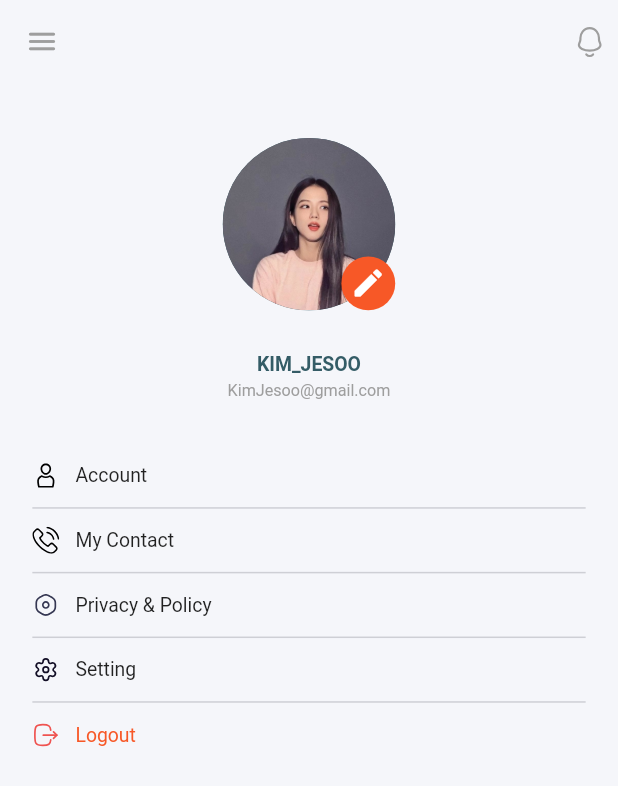
After one commit to babigon1412/sign_up_stepper_flutter, a Flutter app: the ProfilePage screen opened directly, on a phone screen of 412 x 824 dp. The commit adds this screen. Shown: the top 786 px of the screen. Run offline on Flutter 3.47's test engine with Material 2 defaults, Android fonts, the phone set to English and light mode, and no system bars; our stand-ins replace flutter_pw_validator, flutter_svg; missing offline and left inert: email_auth.

Commit message:
Update UI

```diff
--- a/lib/main.dart
+++ b/lib/main.dart
@@ -1,7 +1,7 @@
 import 'package:flutter/material.dart';
 import 'package:provider/provider.dart';
 import 'package:stepper_flutter/pages/home_page.dart';
-import 'package:stepper_flutter/pages/users_page.dart';
+import 'package:stepper_flutter/pages/profile.dart';
 import 'package:stepper_flutter/providers/stepper_providers.dart';
 
 void main() {
@@ -36,6 +36,7 @@ class MyApp extends StatelessWidget {
         title: 'Stepper App',
         theme: ThemeData(primarySwatch: mycolor),
         debugShowCheckedModeBanner: false,
+        // home: const ProfilePage(),
         home: const HomePage(),
       ),
     );
--- /dev/null
+++ b/lib/pages/profile.dart
@@ -0,0 +1,199 @@
+import 'package:flutter/cupertino.dart';
+import 'package:flutter/material.dart';
+import 'package:flutter_svg/flutter_svg.dart';
+import 'package:provider/provider.dart';
+import 'package:stepper_flutter/pages/users_page.dart';
+import 'package:stepper_flutter/providers/stepper_providers.dart';
+import 'package:stepper_flutter/utils/app_colors.dart';
+import 'package:stepper_flutter/utils/dimensions.dart';
+
+class ProfilePage extends StatelessWidget {
+  const ProfilePage({Key? key}) : super(key: key);
+
+  @override
+  Widget build(BuildContext context) {
+    return Scaffold(
+      backgroundColor: AppColor.bgColor,
+      appBar: AppBar(
+        backgroundColor: Colors.transparent,
+        elevation: 0,
+        leading: IconButton(
+          onPressed: () {
+            Navigator.push(
+                context, CupertinoPageRoute(builder: (context) => UsersPage()));
+          },
+          icon: Icon(
+            Icons.menu_rounded,
+            color: Colors.grey.shade500,
+            size: Dimensions.ten * 3.25,
+          ),
+        ),
+        actions: [
+          Padding(
+            padding: EdgeInsets.only(right: Dimensions.ten),
+            child: SvgPicture.asset(
+              'assets/icons/notification.svg',
+              color: Colors.grey.shade500,
+              height: Dimensions.ten * 3.25,
+            ),
+          )
+        ],
+      ),
+      body: Consumer(builder: (context, StepperProvider provider, child) {
+        var users = provider.users[0];
+        return Padding(
+          padding: EdgeInsets.symmetric(horizontal: Dimensions.ten * 3),
+          child: Center(
+            child: Column(
+              children: [
+                SizedBox(height: Dimensions.ten * 5),
+                Stack(
+                  alignment: Alignment.bottomRight,
+                  children: [
+                    CircleAvatar(
+                      backgroundImage:
+                          const AssetImage('assets/images/profile_3.png'),
+                      radius: Dimensions.ten * 8,
+                    ),
+                    CircleAvatar(
+                      radius: Dimensions.ten * 2.5,
+                      backgroundColor: AppColor.iconColor,
+                      child:
+                          const Icon(Icons.mode_rounded, color: Colors.white),
+                    ),
+                  ],
+                ),
+                SizedBox(height: Dimensions.ten * 4),
+                Text(
+                  users.username.toUpperCase(),
+                  style: TextStyle(
+                    color: AppColor.buttonColor,
+                    fontSize: Dimensions.ten * 1.8,
+                    fontWeight: FontWeight.bold,
+                  ),
+                ),
+                SizedBox(height: Dimensions.ten * 0.5),
+                Text(
+                  users.email,
+                  style: TextStyle(
+                    color: Colors.grey,
+                    fontSize: Dimensions.ten * 1.5,
+                  ),
+                ),
+                SizedBox(height: Dimensions.ten * 4),
+                Container(
+                  height: Dimensions.ten * 6,
+                  decoration: BoxDecoration(
+                    border: Border(
+                      bottom: BorderSide(
+                          width: 1, color: AppColor.textColor.withOpacity(0.2)),
+                    ),
+                  ),
+                  child: Row(
+                    children: [
+                      SvgPicture.asset(
+                        'assets/icons/account.svg',
+                        height: Dimensions.ten * 2.5,
+                      ),
+                      SizedBox(width: Dimensions.ten * 1.5),
+                      Text(
+                        'Account',
+                        style: TextStyle(fontSize: Dimensions.ten * 1.8),
+                      ),
+                    ],
+                  ),
+                ),
+                Container(
+                  height: Dimensions.ten * 6,
+                  decoration: BoxDecoration(
+                    border: Border(
+                      bottom: BorderSide(
+                          width: 1, color: AppColor.textColor.withOpacity(0.2)),
+                    ),
+                  ),
+                  child: Row(
+                    children: [
+                      SvgPicture.asset(
+                        'assets/icons/phone.svg',
+                        height: Dimensions.ten * 2.5,
+                      ),
+                      SizedBox(width: Dimensions.ten * 1.5),
+                      Text(
+                        'My Contact',
+                        style: TextStyle(fontSize: Dimensions.ten * 1.8),
+                      ),
+                    ],
+                  ),
+                ),
+                Container(
+                  height: Dimensions.ten * 6,
+                  decoration: BoxDecoration(
+                    border: Border(
+                      bottom: BorderSide(
+                          width: 1, color: AppColor.textColor.withOpacity(0.2)),
+                    ),
+                  ),
+                  child: Row(
+                    children: [
+                      SvgPicture.asset(
+                        'assets/icons/policy.svg',
+                        height: Dimensions.ten * 2.5,
+                      ),
+                      SizedBox(width: Dimensions.ten * 1.5),
+                      Text(
+                        'Privacy & Policy',
+                        style: TextStyle(fontSize: Dimensions.ten * 1.8),
+                      ),
+                    ],
+                  ),
+                ),
+                Container(
+                  height: Dimensions.ten * 6,
+                  decoration: BoxDecoration(
+                    border: Border(
+                      bottom: BorderSide(
+                          width: 1, color: AppColor.textColor.withOpacity(0.2)),
+                    ),
+                  ),
+                  child: Row(
+                    children: [
+                      SvgPicture.asset(
+                        'assets/icons/setting.svg',
+                        height: Dimensions.ten * 2.5,
+                      ),
+                      SizedBox(width: Dimensions.ten * 1.5),
+                      Text(
+                        'Setting',
+                        style: TextStyle(fontSize: Dimensions.ten * 1.8),
+                      ),
+                    ],
+                  ),
+                ),
+                SizedBox(
+                  height: Dimensions.ten * 6,
+                  child: Row(
+                    children: [
+                      SvgPicture.asset(
+                        'assets/icons/logout.svg',
+                        height: Dimensions.ten * 2.5,
+                        color: Colors.red[400],
+                      ),
+                      SizedBox(width: Dimensions.ten * 1.5),
+                      Text(
+                        'Logout',
+                        style: TextStyle(
+                          fontSize: Dimensions.ten * 1.8,
+                          color: AppColor.iconColor,
+                        ),
+                      ),
+                    ],
+                  ),
+                ),
+              ],
+            ),
+          ),
+        );
+      }),
+    );
+  }
+}
--- a/lib/providers/stepper_providers.dart
+++ b/lib/providers/stepper_providers.dart
@@ -3,6 +3,10 @@ import 'package:stepper_flutter/models/stepper_models.dart';
 
 class StepperProvider with ChangeNotifier {
   List<StepperModels> users = [
+    StepperModels(
+        username: 'kim_jesoo',
+        password: 'Jesoo#001',
+        email: 'KimJesoo@gmail.com'),
     StepperModels(
         username: 'User1', password: 'User1@0000', email: 'user1@gmail.com'),
     StepperModels(
```
Also changed, not shown: lib/pages/home_page.dart (+98 -6 lines), lib/pages/users_page.dart (+9 -1 lines), assets/icons/account.svg (added), assets/icons/logout.svg (added), assets/icons/notification.svg (added), assets/icons/phone.svg (added), assets/icons/policy.svg (added), assets/icons/setting.svg (added), assets/images/profile.png (added), assets/images/profile_2.png (added), assets/images/profile_3.png (added).
